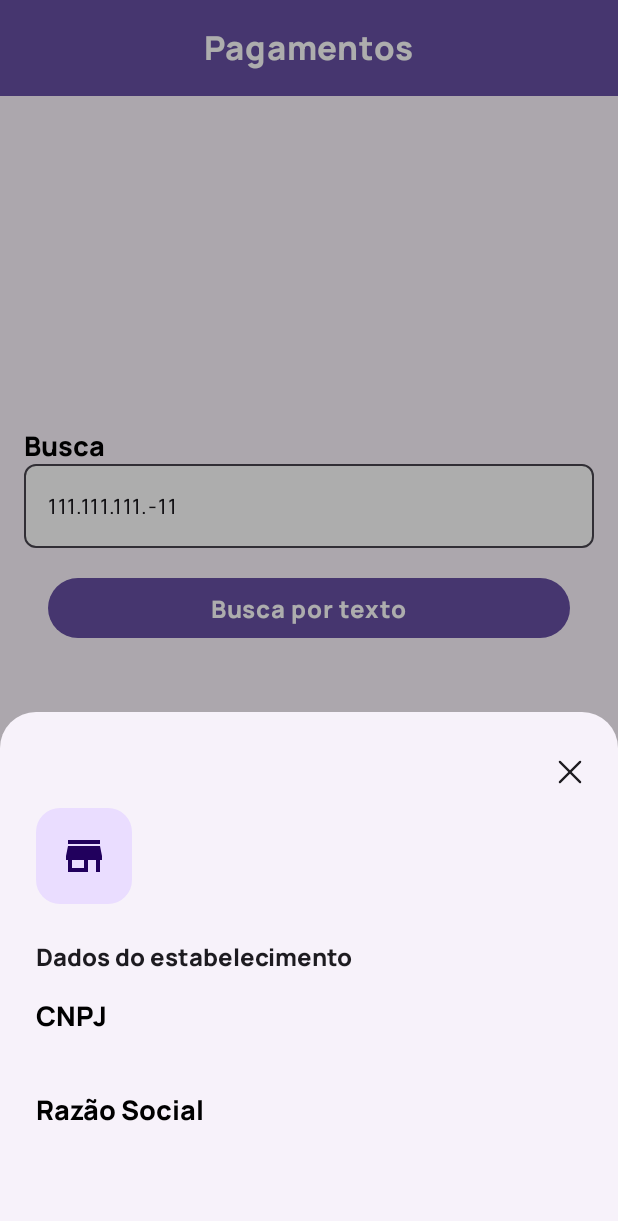
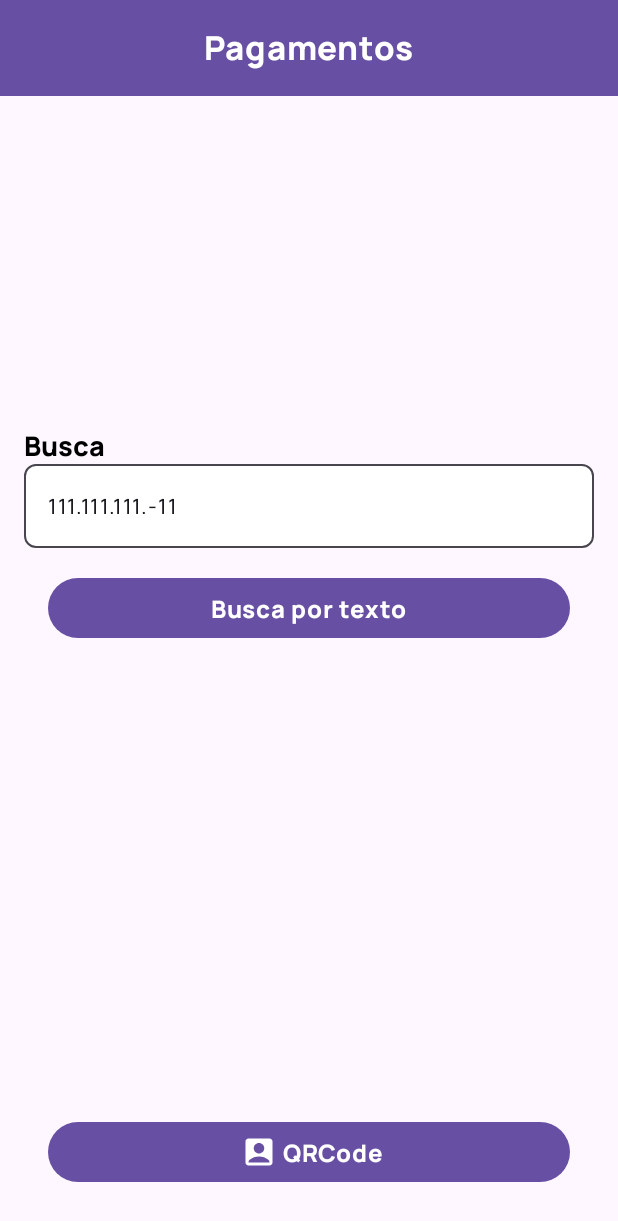
Before and after one commit to crhisnoriega/smart-payment, an Android app built with Jetpack Compose: the information screen opened through its navigation route, on a phone screen of 412 x 824 dp. Shown: the top 1221 px of the screen. Run offline under Robolectric (Android 15) with nearby library versions, the phone set to English and light mode, and no system bars; our stand-ins replace Dagger/Hilt's generated code; libraries missing offline, so code that uses them is left out: br.com.uol.

```diff
--- a/app/src/main/java/br/com/trybu/payment/presentation/screen/InformationScreen.kt
+++ b/app/src/main/java/br/com/trybu/payment/presentation/screen/InformationScreen.kt
@@ -54,7 +54,6 @@ fun InformationScreen(
 ) {
 
     val bottomSheet = rememberModalBottomSheetState(skipPartiallyExpanded = true)
-    var showBottomSheet by remember { mutableStateOf(true) }
     val state = viewModel.state
 
 
@@ -63,10 +62,7 @@ fun InformationScreen(
         topBar = {
             PrimaryTopBar(
                 title = {
-                    Text(
-                        modifier = Modifier.testTag("titulo_tela"),
-                        text = "Pagamentos"
-                    )
+                    Text(text = "Pagamentos")
                 }
             )
         }
@@ -76,11 +72,11 @@ fun InformationScreen(
             goToOps = { route(Routes.payment.operations) }
         )
 
-        if (showBottomSheet) {
+        if (state.showInfo) {
             AppBottomSheet(
                 painter = painterResource(id = br.com.trybu.payment.ui.R.drawable.baseline_store_24),
                 title = "Dados do estabelecimento",
-                onDismiss = { showBottomSheet = false },
+                onDismiss = { viewModel.hideInfo()},
                 state = bottomSheet
             ) {
                 Column(modifier = Modifier.padding(horizontal = 24.dp)) {
--- a/app/src/main/java/br/com/trybu/payment/presentation/viewmodel/UIState.kt
+++ b/app/src/main/java/br/com/trybu/payment/presentation/viewmodel/UIState.kt
@@ -11,5 +11,6 @@ data class UIState(
     val wasInitialized: Boolean = false,
     val establishmentName: String? = null,
     val establishmentDocument: String? = null,
-    val serialNumber: String? = null
+    val serialNumber: String? = null,
+    val showInfo: Boolean = false,
 )
```
Also changed, not shown: app/src/main/java/br/com/trybu/payment/presentation/viewmodel/PaymentViewModel.kt (+11 -1 lines).
